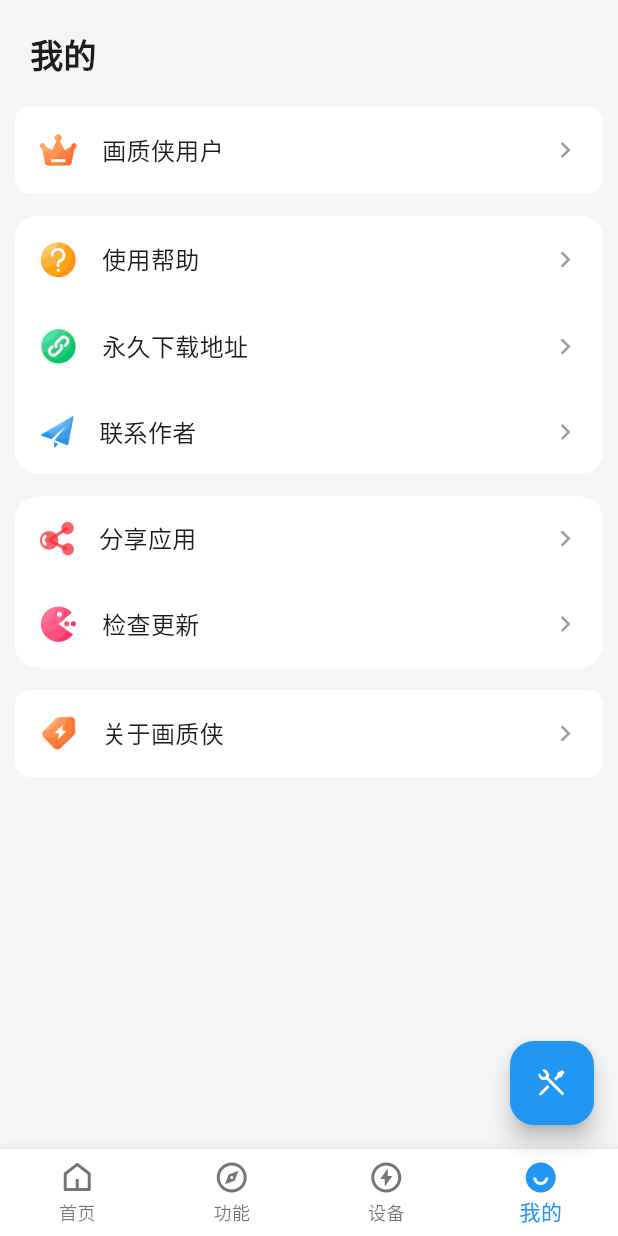
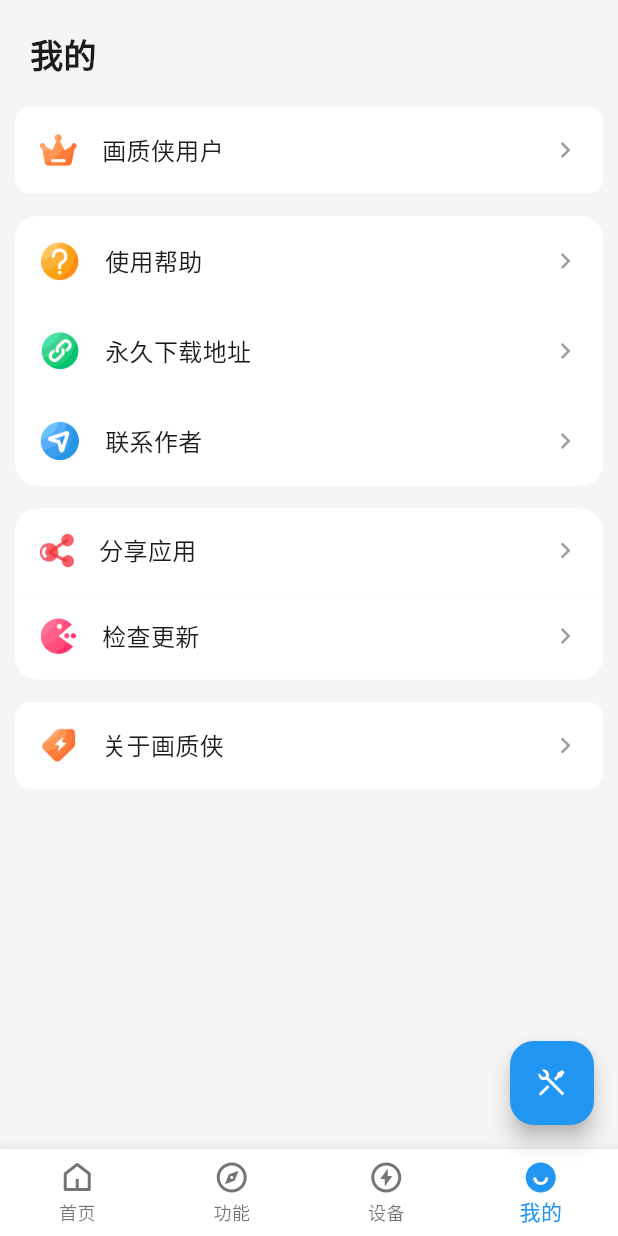
Before and after one commit to shinexoh/pubg-hzx, a Flutter app: the screen it shows after launch, item 4 of the bottom bar chosen, on a phone screen of 412 x 824 dp. Run offline on Flutter 3.47's test engine with Material 2 defaults, Android fonts, the phone set to English and light mode, and no system bars; drawn by our look-alikes of oktoast; our stand-ins replace awesome_dialog, battery_plus, connectivity_plus, device_info_plus, dio, get and 5 more; missing offline and left inert: android_intent_plus, device_apps, shared_storage; network calls fail.

Commit message:
优化代码、添加签名配置准备发布

```diff
--- a/lib/config/function_config.dart
+++ b/lib/config/function_config.dart
@@ -49,7 +49,7 @@ class FunctionConfig {
   ///随机修改
   static const List randomData = [
     {'title': '随机修改', 'subtitle': '选择困难症？试试这个吧！'},
-    {'title': '机型画质模拟', 'subtitle': '根据设备参数一比一还原原生画质'},
+    // {'title': '机型画质模拟', 'subtitle': '根据设备参数一比一还原原生画质'},
   ];
 
   ///专属修改
--- a/lib/page/device_page.dart
+++ b/lib/page/device_page.dart
@@ -16,13 +16,13 @@ class DevicePage extends StatefulWidget {
 class _DevicePageState extends State<DevicePage> {
   final appController = Get.find<AppController>();
 
+  final brand = ''.obs;
   final model = ''.obs;
   final androidVersion = ''.obs;
   final sdkVersion = ''.obs;
   final res = ''.obs;
   final cpu = ''.obs;
   final battery = 0.obs;
-  final brand = ''.obs;
 
   @override
   void initState() {
@@ -99,7 +99,7 @@ class _DevicePageState extends State<DevicePage> {
                         const SizedBox(width: 10),
                         const Text('存储权限', style: TextStyle(fontSize: 15)),
                       ]),
-                      Text(appController.storageState.value ? '已授予' : '点击获取',
+                      Text(appController.storageState.value ? '已授予' : '点击授予',
                           style:
                               const TextStyle(color: Colors.grey, fontSize: 15))
                     ])),
@@ -273,7 +273,7 @@ class _DevicePageState extends State<DevicePage> {
     );
   }
 
-  void onStorage() => Get.offAllNamed('/permission');
+  void onStorage() => Get.toNamed('/permission');
 
   void onDirectory() => AppDialog.gameDirectoryDialog();
 }
--- a/lib/page/main_page.dart
+++ b/lib/page/main_page.dart
@@ -18,11 +18,11 @@ class _MainPageState extends State<MainPage> {
   @override
   void initState() {
     super.initState();
-    // mainController.checkUpdate();
-    // mainController.checkPause();
     mainController.checkTask();
     mainController.checkStorage();
     mainController.checkDirectory();
+    mainController.checkUpdate();
+    mainController.checkPause();
 
     //设置Dark状态栏样式
     AppUtil.setStatusBarDark();
--- a/lib/page/user_page.dart
+++ b/lib/page/user_page.dart
@@ -122,7 +122,7 @@ class UserPage extends StatelessWidget {
               padding: const EdgeInsets.all(15),
               onTap: onUseHelp,
               child: Row(children: [
-                Image.asset(AssetsConfig.useHelp, height: 28, width: 28),
+                Image.asset(AssetsConfig.useHelp, height: 30, width: 30),
                 const SizedBox(width: 15),
                 const Text('使用帮助', style: TextStyle(fontSize: 16)),
                 const Spacer(),
@@ -134,7 +134,7 @@ class UserPage extends StatelessWidget {
               padding: const EdgeInsets.all(15),
               onTap: onDownload,
               child: Row(children: [
-                Image.asset(AssetsConfig.download, height: 28, width: 28),
+                Image.asset(AssetsConfig.download, height: 30, width: 30),
                 const SizedBox(width: 15),
                 const Text('永久下载地址', style: TextStyle(fontSize: 16)),
                 const Spacer(),
@@ -149,7 +149,7 @@ class UserPage extends StatelessWidget {
               padding: const EdgeInsets.all(15),
               onTap: onQQ,
               child: Row(children: [
-                Image.asset(AssetsConfig.contactAuthor, height: 26, width: 26),
+                Image.asset(AssetsConfig.contactAuthor, height: 30, width: 30),
                 const SizedBox(width: 15),
                 const Text('联系作者', style: TextStyle(fontSize: 16)),
                 const Spacer(),
@@ -245,7 +245,7 @@ class UserPage extends StatelessWidget {
     );
   }
 
-  //关于应用
+  //关于画质侠
   void onAbout() => showLicensePage(
         context: Get.context!,
         applicationIcon: const FlutterLogo(size: 50),
--- a/lib/server/api.dart
+++ b/lib/server/api.dart
@@ -3,7 +3,7 @@ class Api {
   static const String main = 'https://wds.ecsxs.com/219986.json';
 
   ///备用更新Url
-  static const String alternateUpdate = '';
+  static const String alternateUpdate = 'http://shinex.top/mainconfig.json';
 
   ///统计应用数据Url
   static const String appStatistics = 'https://wds.ecsxs.com/219609.json';
```
Also changed, not shown: lib/page/permission_page.dart (+6 -1 lines), assets/icon/contact_author.png, 2 other files.
